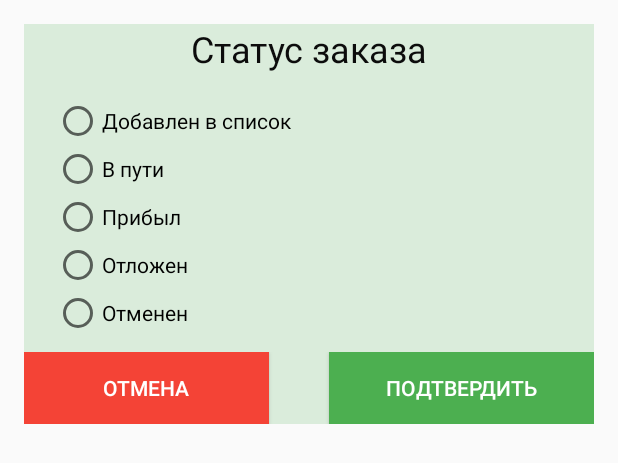
After one commit to littleCaym/MyCalves, an Android app: the layout order_list_dialog.xml on its own in the app's theme, with its tools: preview values and no code run, on a phone screen of 412 x 824 dp. The commit adds this screen. Shown: the top 463 px of the screen. Run offline under Robolectric (Android 15) with nearby library versions, the phone set to English and light mode, and no system bars.

Commit message:
Исправлено удаление из списка заказов и добавлено редактирование статуса

```diff
--- a/app/src/main/java/com/example/calfcounting/orders/OrderList.java
+++ b/app/src/main/java/com/example/calfcounting/orders/OrderList.java
@@ -125,6 +125,7 @@ public class OrderList extends AppCompatActivity implements AdapterView.OnItemCl
                 finish();
                 startActivity(intent);
                 break;
+
         }
         return super.onOptionsItemSelected(item);
     }
--- /dev/null
+++ b/app/src/main/res/layout/order_list_dialog.xml
@@ -0,0 +1,85 @@
+<?xml version="1.0" encoding="utf-8"?>
+<LinearLayout xmlns:android="http://schemas.android.com/apk/res/android"
+    android:layout_width="match_parent"
+    android:layout_height="wrap_content"
+    android:layout_margin="16dp"
+    android:background="#2F4CAF50"
+    android:orientation="vertical">
+
+    <TextView
+        android:id="@+id/textView20"
+        android:layout_width="match_parent"
+        android:layout_height="wrap_content"
+        android:layout_marginBottom="16dp"
+        android:gravity="center"
+        android:text="Статус заказа"
+        android:textColor="#0C0C0C"
+        android:textSize="24sp" />
+
+    <RadioGroup
+        android:id="@+id/radioGroupOrderListDialog"
+        android:layout_width="match_parent"
+        android:layout_height="match_parent"
+        android:layout_marginStart="20dp">
+
+        <!-- //0 - добавлен в список 1 - в пути 2 - прибыл 3 - отложен 4 - отменен
+        -->
+        <RadioButton
+            android:id="@+id/radioButtonOrderListDialog0"
+            android:layout_width="match_parent"
+            android:layout_height="wrap_content"
+            android:text="Добавлен в список" />
+
+        <RadioButton
+            android:id="@+id/radioButtonOrderListDialog1"
+            android:layout_width="match_parent"
+            android:layout_height="wrap_content"
+            android:text="В пути" />
+
+        <RadioButton
+            android:id="@+id/radioButtonOrderListDialog2"
+            android:layout_width="match_parent"
+            android:layout_height="wrap_content"
+            android:text="Прибыл" />
+
+        <RadioButton
+            android:id="@+id/radioButtonOrderListDialog3"
+            android:layout_width="match_parent"
+            android:layout_height="wrap_content"
+            android:text="Отложен" />
+
+        <RadioButton
+            android:id="@+id/radioButtonOrderListDialog4"
+            android:layout_width="match_parent"
+            android:layout_height="wrap_content"
+            android:text="Отменен" />
+    </RadioGroup>
+
+    <LinearLayout
+        android:layout_width="match_parent"
+        android:layout_height="wrap_content"
+        android:layout_marginTop="10dp"
+        android:orientation="horizontal">
+
+        <Button
+            android:id="@+id/buttonOrderListDialogCancel"
+            android:layout_width="wrap_content"
+            android:layout_height="wrap_content"
+            android:layout_marginEnd="20dp"
+            android:layout_weight="1"
+            android:background="#F44336"
+            android:text="ОТМЕНА"
+            android:textColor="#FFFFFFFF" />
+
+        <Button
+            android:id="@+id/buttonOrderListDialogAccept"
+            android:layout_width="wrap_content"
+            android:layout_height="wrap_content"
+            android:layout_marginStart="20dp"
+            android:layout_weight="1"
+            android:background="#4CAF50"
+            android:text="Подтвердить"
+            android:textColor="#FFFFFF" />
+    </LinearLayout>
+
+</LinearLayout>
```
Also changed, not shown: app/src/main/java/com/example/calfcounting/DBHelper.java (+82 -1 lines), app/src/main/java/com/example/calfcounting/orders/OrderListArrayAdapter.java (+69 -21 lines).
